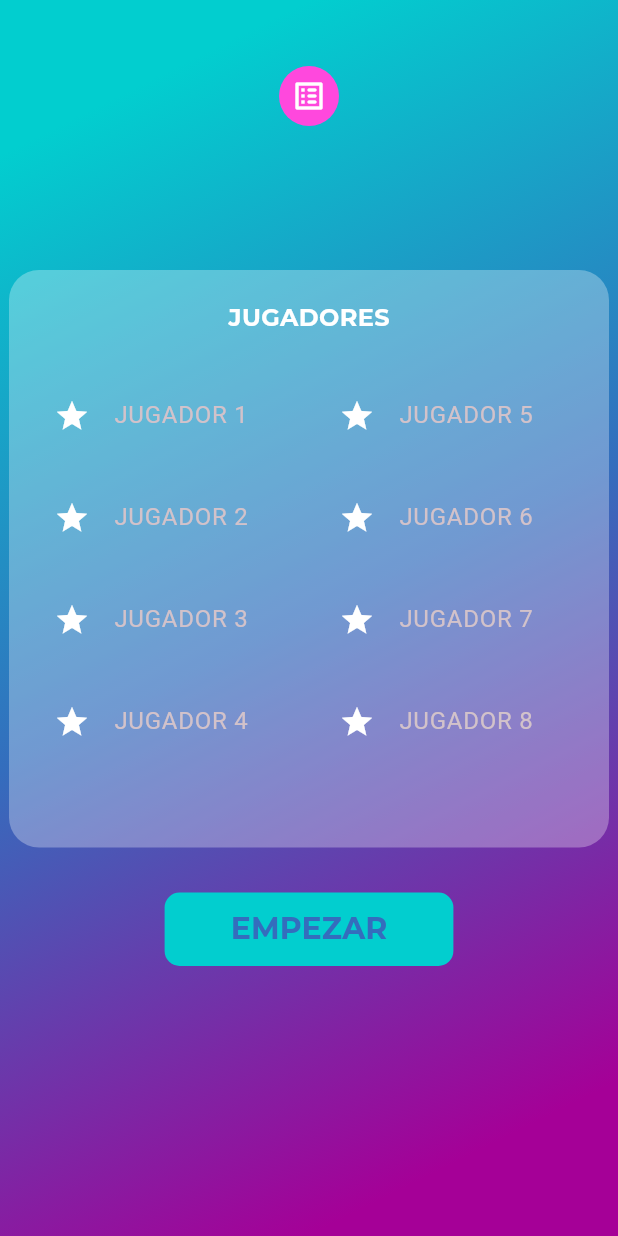
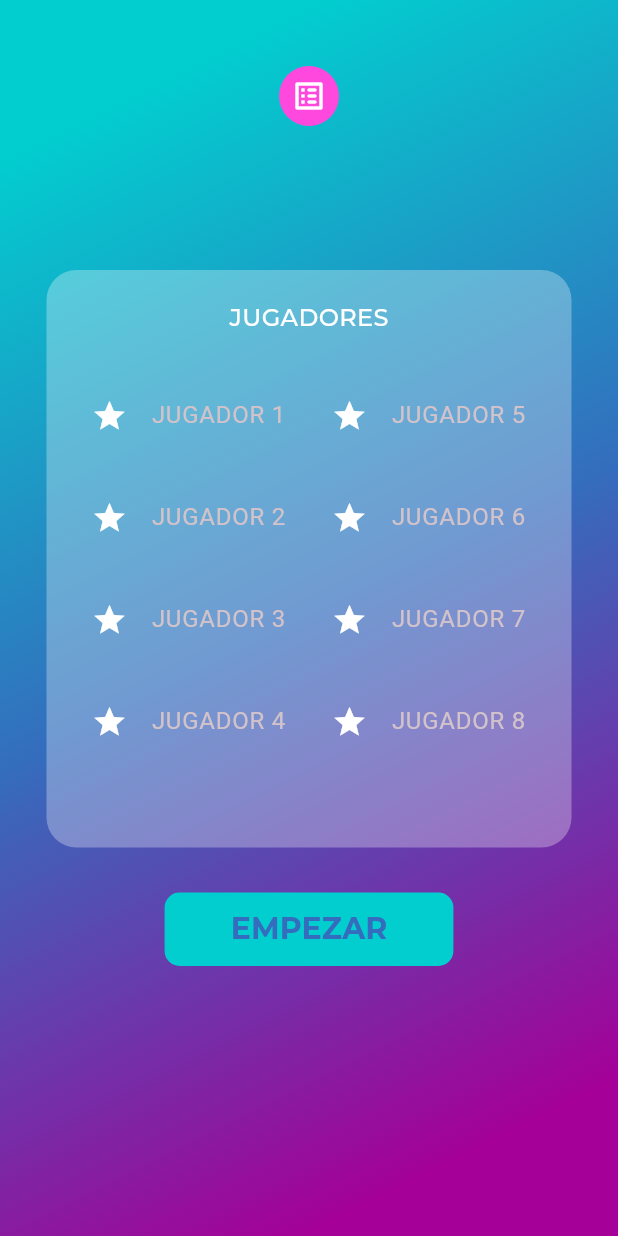
Before and after one commit to DavidDcp/Boozy, a Flutter app: the InscriptionScreen screen opened by its route, on a phone screen of 412 x 824 dp. Run offline on Flutter 3.47's test engine with Material 2 defaults, Android fonts, the phone set to English and light mode, and no system bars; our stand-ins replace animate_do, confetti, flutter_svg, go_router, google_fonts, hooks_riverpod and 1 more; generated files the repository leaves out were written again.

Commit message:
Cambios resolucion

```diff
--- a/lib/presentation/screens/inscription_screen.dart
+++ b/lib/presentation/screens/inscription_screen.dart
@@ -31,7 +31,7 @@ class InscriptionScreenState extends ConsumerState<InscriptionScreen> {
         formValues[fieldKey] = "";
 
         return InscriptionTextField(
-          width: 150,
+          width: 130,
           index: index + 1,
           onChanged: (player) {
             if (player.trim().isNotEmpty) {
@@ -124,11 +124,11 @@ class InscriptionScreenState extends ConsumerState<InscriptionScreen> {
                       "JUGADORES",
                       style: GoogleFonts.montserrat(
                         color: Colors.white,
-                        fontWeight: FontWeight.bold,
+                        fontWeight: FontWeight.w500,
                         fontSize: 16,
                       ),
                     ),
-                    const SizedBox(height: 20),
+                    const SizedBox(height: 20,),
                     Row(
                       mainAxisAlignment: MainAxisAlignment.center,
                       mainAxisSize: MainAxisSize.min,
@@ -139,7 +139,7 @@ class InscriptionScreenState extends ConsumerState<InscriptionScreen> {
                             inscriptionTextFields.length ~/ 2,
                           ),
                         ),
-                        const SizedBox(width: 20),
+                        const SizedBox(width: 10),
                         Column(
                           children: inscriptionTextFields.sublist(
                             inscriptionTextFields.length ~/ 2,
```
